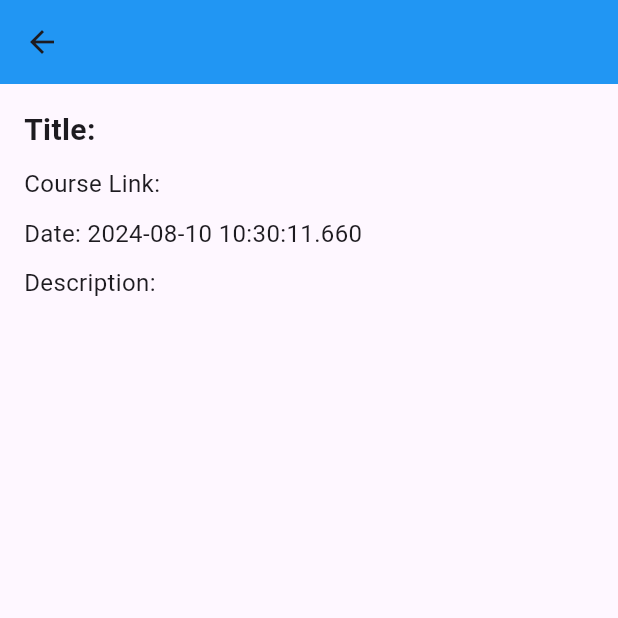
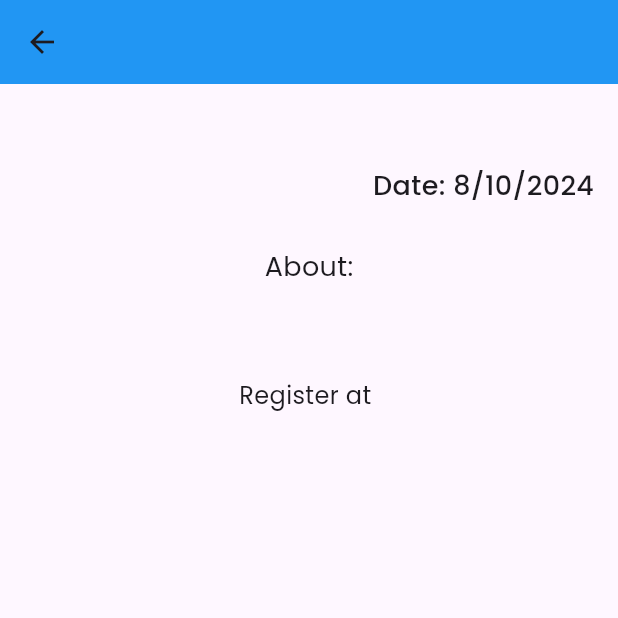
Before and after one commit to Rithik1611/kcg_teamup, a Flutter app: the EventDetailsPage screen opened directly with empty values, on a phone screen of 412 x 824 dp, the top half of it. Run offline on Flutter 3.47's test engine with Material 3 defaults, Android fonts, the phone set to English and light mode, and no system bars; our stand-ins replace awesome_snackbar_content, bloc, curved_navigation_bar, flutter_bloc, google_fonts, image_picker and 1 more.

Commit message:
event details page

```diff
--- /dev/null
+++ b/client/lib/view/pages/event_details_page.dart
@@ -0,0 +1,148 @@
+import 'package:flutter/material.dart';
+import 'package:google_fonts/google_fonts.dart';
+import 'package:intl/intl.dart'; // Import the intl package
+import 'package:kcg_teamup/view/pages/home.dart';
+import 'package:url_launcher/url_launcher.dart'; // Import the url_launcher package
+
+class EventDetailsPage extends StatelessWidget {
+  final Category category;
+
+  const EventDetailsPage({Key? key, required this.category}) : super(key: key);
+
+  @override
+  Widget build(BuildContext context) {
+    return Scaffold(
+      appBar: AppBar(
+        title: Text(category.title),
+        backgroundColor: Colors.blue,
+      ),
+      body: ListView(
+        children: [
+          Padding(
+            padding: const EdgeInsets.all(16.0),
+            child: Center(
+              child: Column(
+                mainAxisAlignment: MainAxisAlignment.start,
+                children: [
+                  Text(
+                    ' ${category.title}',
+                    style: GoogleFonts.poppins(
+                      textStyle:
+                          TextStyle(fontSize: 20, fontWeight: FontWeight.bold),
+                    ),
+                  ),
+                  const SizedBox(height: 10),
+                  Row(
+                    children: [
+                      Spacer(),
+                      if (category.date != null)
+                        Text(
+                          'Date: ${formatDateWithoutTrailingZeros(category.date!)}',
+                          style: GoogleFonts.poppins(
+                            textStyle: TextStyle(
+                              fontSize: 18,
+                              fontWeight: FontWeight.w500,
+                            ),
+                          ),
+                        ),
+                      const SizedBox(height: 10),
+                    ],
+                  ),
+                  const SizedBox(height: 10),
+                  Row(
+                    children: [
+                      if (category.title.isNotEmpty)
+                        Text(
+                          'Event Type: ${category.eventType}', // Assuming the 'title' field is being used for 'Event Type'
+                          style: GoogleFonts.poppins(
+                            textStyle: TextStyle(
+                              fontSize: 18,
+                              fontWeight: FontWeight.w400,
+                            ),
+                          ),
+                        ),
+                    ],
+                  ),
+                  const SizedBox(height: 18),
+                  Text(
+                    "About:",
+                    style: GoogleFonts.poppins(
+                      textStyle: TextStyle(
+                        fontSize: 18,
+                        fontWeight: FontWeight.w400,
+                      ),
+                    ),
+                  ),
+                  Text(
+                    '${category.about}',
+                    style: GoogleFonts.poppins(
+                      textStyle: TextStyle(
+                        fontSize: 18,
+                        fontWeight: FontWeight.w400,
+                      ),
+                    ),
+                  ),
+                  SizedBox(
+                    height: 35,
+                  ),
+                  Row(
+                    mainAxisAlignment: MainAxisAlignment.center,
+                    children: [
+                      Text(
+                        "Register at",
+                        style: GoogleFonts.poppins(
+                          textStyle: TextStyle(
+                            fontSize: 16,
+                            fontWeight: FontWeight.w400,
+                          ),
+                        ),
+                      ),
+                      SizedBox(
+                        width: 5,
+                      ),
+                      InkWell(
+                        onTap: () => _launchURL(category.courseLink),
+                        child: Text(
+                          '${category.courseLink}',
+                          style: GoogleFonts.poppins(
+                            textStyle: TextStyle(
+                              fontSize: 16,
+                              fontWeight: FontWeight.w400,
+                              color: Colors
+                                  .blue, // Optional: Change text color to blue for visual cue
+                            ),
+                          ),
+                        ),
+                      ),
+                    ],
+                  ),
+                ],
+              ),
+            ),
+          ),
+        ],
+      ),
+    );
+  }
+
+  String formatDateWithoutTrailingZeros(DateTime date) {
+    final formatter = DateFormat.yMd();
+    String formattedDate = formatter.format(date);
+    String day = formattedDate.split('/')[1];
+    if (day.startsWith('0')) {
+      day = day.substring(1);
+    }
+    return formattedDate.replaceFirst('/$day/', '/${day}/');
+  }
+
+  // Function to launch URL in web browser
+  void _launchURL(String url) async {
+    print('Launching URL: $url');
+    final Uri uri = Uri.parse(url);
+    try {
+      await launchUrl(uri, mode: LaunchMode.externalApplication);
+    } catch (e) {
+      print('Error launching URL: $e');
+    }
+  }
+}
--- a/client/lib/view/pages/home.dart
+++ b/client/lib/view/pages/home.dart
@@ -1,5 +1,6 @@
 import 'package:flutter/material.dart';
 import 'package:google_fonts/google_fonts.dart';
+import 'package:kcg_teamup/view/pages/event_details_page.dart';
 import 'package:kcg_teamup/view/pages/home_page.dart';
 import 'package:table_calendar/table_calendar.dart';
 import 'package:url_launcher/url_launcher.dart';
@@ -536,53 +537,3 @@ class CategoryView extends StatelessWidget {
     );
   }
 }
-
-class EventDetailsPage extends StatelessWidget {
-  final Category category;
-
-  const EventDetailsPage({Key? key, required this.category}) : super(key: key);
-
-  @override
-  Widget build(BuildContext context) {
-    return Scaffold(
-      appBar: AppBar(
-        title: Text(category.title),
-        backgroundColor: Colors.blue,
-      ),
-      body: Padding(
-        padding: const EdgeInsets.all(16.0),
-        child: Column(
-          crossAxisAlignment: CrossAxisAlignment.start,
-          children: [
-            Text(
-              'Title: ${category.title}',
-              style: const TextStyle(fontSize: 20, fontWeight: FontWeight.bold),
-            ),
-            const SizedBox(height: 10),
-            Text(
-              'Course Link: ${category.courseLink}',
-              style: const TextStyle(fontSize: 16),
-            ),
-            const SizedBox(height: 10),
-            if (category.date != null)
-              Text(
-                'Date: ${category.date!.toLocal()}',
-                style: const TextStyle(fontSize: 16),
-              ),
-            const SizedBox(height: 10),
-            Text(
-              'Description: ${category.about}',
-              style: const TextStyle(fontSize: 16),
-            ),
-            const SizedBox(height: 10),
-            if (category.title.isNotEmpty)
-              Text(
-                'Event Type: ${category.eventType}', // Assuming the 'title' field is being used for 'Event Type'
-                style: const TextStyle(fontSize: 16),
-              ),
-          ],
-        ),
-      ),
-    );
-  }
-}
--- a/client/pubspec.yaml
+++ b/client/pubspec.yaml
@@ -38,6 +38,7 @@ dependencies:
   google_fonts: ^6.2.1
   http: ^1.2.2
   image_picker: ^1.1.2
+  intl: ^0.19.0
   shared_preferences: ^2.3.1
   table_calendar: ^3.1.2
   url_launcher: ^6.3.0
```
Also changed, not shown: client/pubspec.lock.
